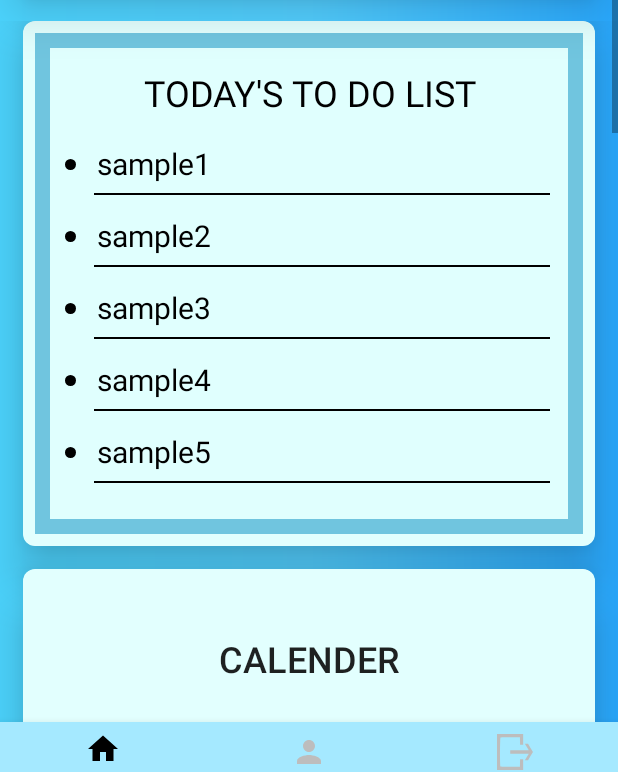
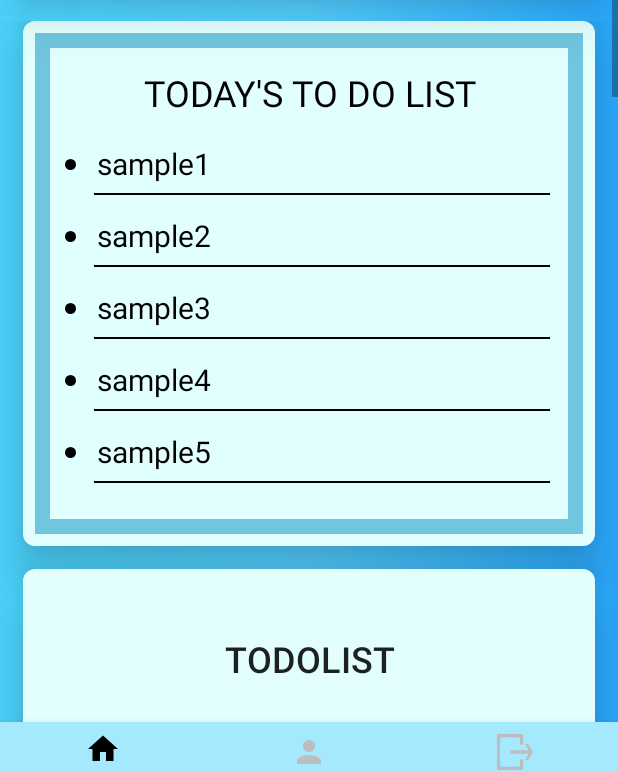
Before and after one commit to dmrkp77/project2_broWithSJ, an Android app: the ActionHome screen opened directly, with no data from a screen before it, on a phone screen of 412 x 824 dp. Shown: the part 409-1181 px from the top of the screen. Run offline under Robolectric (Android 15) with nearby library versions, the phone set to English and light mode, and no system bars; our stand-ins replace Firebase (no records; nobody signed in at launch, a user with empty details on screens opened directly); libraries missing offline, so code that uses them is left out: com.github.mikephil.charting; plain views replace BarChart, PieChart; 36 statements that could not run were skipped.

Commit message:
데이터 베이스 수정, ToDoList 전용 클래스파일, 레이아웃파일 작성 - 데이터 베이스 Table 추가 (TODO_TABLE) - User Info 화면에 ToDoList 작성 버튼 추가 + ToDoList 관련 layout 파일 추가 + 이미지 파일 몇개 추가 - ToDoList 사용을 위한 커스텀 리스트뷰 파일 작성 (클래스파일 9개) >> 커스텀 1번 (ToDoListAdapter, ToDoListItem, ToDoListData) >> 커스텀 2번 (CheckingListAdapter, CheckingListItem, CheckingListData) >> 액티비티 화면 (ToDoListActivity, ToDoListCreate, ToDoListChecking)

```diff
--- a/app/src/main/AndroidManifest.xml
+++ b/app/src/main/AndroidManifest.xml
@@ -9,8 +9,7 @@
         android:roundIcon="@mipmap/ic_launcher_round"
         android:supportsRtl="true"
         android:theme="@style/AppTheme" >
-        <activity android:name=".main.TodoListActivity" >
-        </activity>
+
         <activity android:name=".main.UserHabitActivity" />
         <activity android:name=".main.ContentActivity" />
         <activity android:name=".main.UserInfoActivity" />
@@ -18,6 +17,9 @@
         <activity android:name=".main.SurveyActivity" />
         <activity android:name=".login.RegisterActivity" />
         <activity android:name=".calendar.CalendarActivity" />
+        <activity android:name=".main.ToDoListActivity"/>
+        <activity android:name=".main.ToDoListCreate"/>
+        <activity android:name=".main.ToDoListChecking"/>
         <activity android:name=".login.LoginActivity" >
             <intent-filter>
                 <action android:name="android.intent.action.MAIN" />
--- a/app/src/main/java/com/project2/bodycheck/calendar/CalendarActivity.java
+++ b/app/src/main/java/com/project2/bodycheck/calendar/CalendarActivity.java
@@ -215,7 +215,7 @@ public class CalendarActivity extends Activity {
 
     //데이터베이스 조회하기 (일자별 일정 조회)
     private void searchData(String text, String index) {
-        Cursor cursor = db.searchData(text);
+        Cursor cursor = db.searchCalendarData(text);
 
         textViewCount = 0;
         tempImage = "1";
--- a/app/src/main/java/com/project2/bodycheck/main/ActionHome.java
+++ b/app/src/main/java/com/project2/bodycheck/main/ActionHome.java
@@ -64,8 +64,8 @@ public class ActionHome extends Fragment {
     ViewGroup viewGroup;
     private Button surveyButton;
     private Button surveyButton2;
-    //private Button toDoListButton;
     private Button calenderButton;
+    private Button todolistButton;
 
     private FirebaseAuth firebaseAuth;
     private FirebaseUser firebaseUser;
@@ -78,14 +78,12 @@ public class ActionHome extends Fragment {
     private TextView textView_beforeSurveyDate;
     private TextView textView_surveyDate;
     private TextView textView_totalScore;
-
     int habitScore = 0, surveyScore = 0;
 
     int score1, score2;
     private PieChart pieChart;
+
     private BarChart barChart;
-
-
 
     //뷰 페이저
     private ViewPager viewPager;
@@ -150,8 +148,8 @@ public class ActionHome extends Fragment {
 
         surveyButton = (Button) viewGroup.findViewById(R.id.home_surveyButton);
         surveyButton2 = (Button) viewGroup.findViewById(R.id.home_surveyButton2);
-        //toDoListButton = (Button) viewGroup.findViewById(R.id.home_toDoListBtn);
         calenderButton = (Button) viewGroup.findViewById(R.id.home_calenderBtn);
+        todolistButton = (Button) viewGroup.findViewById(R.id.home_todolistBtn);
 
         textView_totalScore = (TextView) viewGroup.findViewById(R.id.home_scoreView);
         textView_surveyDate = (TextView) viewGroup.findViewById(R.id.home_surveyDate);
@@ -170,8 +168,8 @@ public class ActionHome extends Fragment {
 
         surveyButton.setOnClickListener(listener);
         surveyButton2.setOnClickListener(listener);
-        //toDoListButton.setOnClickListener(listener);
         calenderButton.setOnClickListener(listener);
+        todolistButton.setOnClickListener(listener);
 
         return viewGroup;
     }
@@ -192,11 +190,11 @@ public class ActionHome extends Fragment {
             if (view == surveyButton2) {
                 startActivity(new Intent(getContext(), SurveyActivity.class));
             }
-            /*if(view == toDoListButton){
-                startActivity(new Intent(getContext(), SurveyActivity.class)); //SurveyActivity -> YourActivity
-            }*/
             if(view == calenderButton){
                 startActivity(new Intent(getContext(), CalendarActivity.class));
+            }
+            if(view == todolistButton) {
+                startActivity(new Intent(getContext(), ToDoListChecking.class));
             }
         }
     };
@@ -255,6 +253,12 @@ public class ActionHome extends Fragment {
             public void onEvent(@androidx.annotation.Nullable DocumentSnapshot documentSnapshot, @androidx.annotation.Nullable FirebaseFirestoreException e) {
                 String surveyDone = documentSnapshot.getData().get(KEY_SURVEY_DONE).toString();
                 if (surveyDone.equals("0")) {
+//                    textView_todayBoard.setText("You have not conducted today's survey.\nPlease conduct it first.");
+//                    textView_todayBoard.setTextSize(20);
+//                    textView_totalScore.setText("The socre will be displayed after conducting a survey.");
+//                    textView_totalScore.setTextSize(20);
+//
+//                    textView_beforeSurveyDate.setText("Please conduct a survey.");
                 } else {
                     int goToBedScore = 0;
                     if (documentSnapshot.getData().get("goToBed").toString().equals("before 9pm"))
@@ -334,6 +338,8 @@ public class ActionHome extends Fragment {
 
                     surveyScore = goToBedScore + sleepingTimeScore + breakfastScore + lunchScore + dinnerScore + midnightSnackScore + stressLevelScore;
 
+//                    UpdateBoard();
+
                     textView_beforeSurveyDate.setText("You did it on ");
 
                     String surveyDate = documentSnapshot.getData().get("surveyDate").toString();
@@ -343,19 +349,16 @@ public class ActionHome extends Fragment {
                 }
                 score2 = surveyScore;
 
-                textView_totalScore.setText(Integer.toString(score1+score2));
-                textView_totalScore.setTextSize(24);
-
                 ArrayList<PieEntry> values = new ArrayList<>();
                 values.add(new PieEntry((float) score1, "Habit"));
                 values.add(new PieEntry((float) score2, "Survey"));
 
                 PieDataSet pieDataSet = new PieDataSet(values, "");
-
-                PieData pieData = new PieData(pieDataSet);
                 pieDataSet.setColors(ColorTemplate.COLORFUL_COLORS);
                 pieDataSet.setValueTextColor(Color.BLACK);
                 pieDataSet.setValueTextSize(16f);
+
+                PieData pieData = new PieData(pieDataSet);
 
                 pieChart.setData(pieData);
                 pieChart.getDescription().setEnabled(false);
--- a/app/src/main/java/com/project2/bodycheck/main/ActionUser.java
+++ b/app/src/main/java/com/project2/bodycheck/main/ActionUser.java
@@ -1,7 +1,6 @@
 package com.project2.bodycheck.main;
 
 import androidx.annotation.NonNull;
-import androidx.core.app.ActivityCompat;
 import androidx.fragment.app.Fragment;
 
 import android.app.AlertDialog;
@@ -32,7 +31,6 @@ import com.google.firebase.firestore.FirebaseFirestore;
 import com.google.firebase.firestore.FirebaseFirestoreException;
 import com.project2.bodycheck.PreferenceManager;
 import com.project2.bodycheck.R;
-import com.project2.bodycheck.login.LoginActivity;
 
 
 import javax.annotation.Nullable;
@@ -74,7 +72,7 @@ public class ActionUser extends Fragment {
         imageWithDrawal = (ImageView) viewGroup.findViewById(R.id.userinfo_withdrawal);
         buttonUserInfo = (Button) viewGroup.findViewById(R.id.userinfo_infoModify);
         buttonUserHabit = (Button) viewGroup.findViewById(R.id.userinfo_userHabit);
-        buttonToDoList = (Button) viewGroup.findViewById(R.id.userinfo_toDoList);
+        buttonToDoList = (Button) viewGroup.findViewById(R.id.userinfo_todolist);
 
         setting = activity.getSharedPreferences("setting", 0);
         editor = setting.edit();
@@ -113,7 +111,7 @@ public class ActionUser extends Fragment {
                 activity.startActivity(new Intent(getContext(), UserHabitActivity.class));
             }
             if (view == buttonToDoList) {
-                activity.startActivity(new Intent(getContext(), TodoListActivity.class));
+                activity.startActivity(new Intent(getContext(), ToDoListActivity.class));
             }
             if(view == imageWithDrawal){
                 AlertDialog.Builder alert_confirm = new AlertDialog.Builder(getContext());
--- a/app/src/main/res/layout/fragment_home.xml
+++ b/app/src/main/res/layout/fragment_home.xml
@@ -314,6 +314,33 @@
                         android:orientation="vertical">
 
                         <Button
+                            android:id="@+id/home_todolistBtn"
+                            android:layout_width="match_parent"
+                            android:layout_height="match_parent"
+                            android:background="@null"
+                            android:text="ToDoList"
+                            android:textSize="24sp" />
+                    </LinearLayout>
+
+                </androidx.cardview.widget.CardView>
+
+
+                <androidx.cardview.widget.CardView
+                    android:layout_width="match_parent"
+                    android:layout_height="120dp"
+                    android:layout_marginLeft="15dp"
+                    android:layout_marginRight="15dp"
+                    android:layout_marginBottom="15dp"
+                    app:cardCornerRadius="8dp"
+                    app:cardElevation="20dp">
+
+                    <LinearLayout
+                        android:layout_width="match_parent"
+                        android:layout_height="match_parent"
+                        android:background="#99cffffe"
+                        android:orientation="vertical">
+
+                        <Button
                             android:id="@+id/home_calenderBtn"
                             android:layout_width="match_parent"
                             android:layout_height="match_parent"
--- a/app/src/main/res/layout/fragment_user.xml
+++ b/app/src/main/res/layout/fragment_user.xml
@@ -37,6 +37,7 @@
             android:layout_marginTop="5dp"
             android:clickable="true"
             android:src="@drawable/ic_account_delete" />
+
     </LinearLayout>
 
     <LinearLayout
@@ -168,7 +169,7 @@
             app:cardElevation="20dp">
 
             <Button
-                android:id="@+id/userinfo_toDoList"
+                android:id="@+id/userinfo_todolist"
                 android:layout_width="match_parent"
                 android:layout_height="match_parent"
                 android:background="@null" />
@@ -202,7 +203,9 @@
                     android:textSize="20dp" />
 
             </LinearLayout>
+
         </androidx.cardview.widget.CardView>
+
     </LinearLayout>
 
 </LinearLayout>
```
Also changed, not shown: app/src/main/java/com/project2/bodycheck/DataBaseHelper.java (+110 -19 lines), app/src/main/java/com/project2/bodycheck/main/ToDoListActivity.java (added, +137 -0 lines), app/src/main/java/com/project2/bodycheck/main/TodoListActivity.java (deleted, +0 -15 lines), app/src/main/res/layout/activity_todo_list.xml (deleted, +0 -10 lines).
